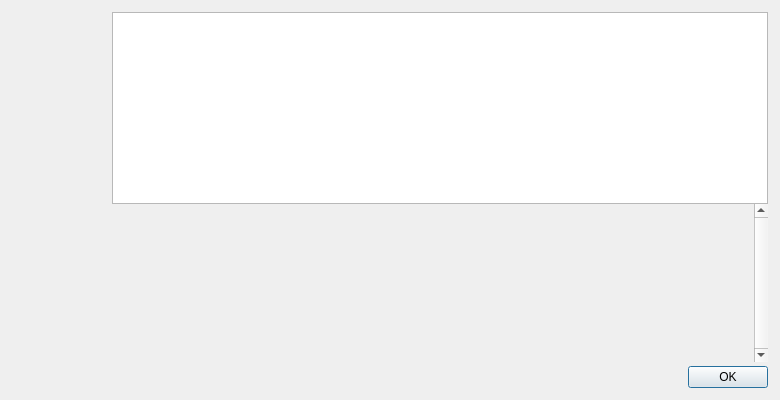
Before: the Qt Designer form src/qt/forms/helpmessagedialog.ui in 0afb0/Feathercoin, drawn with Qt 5.
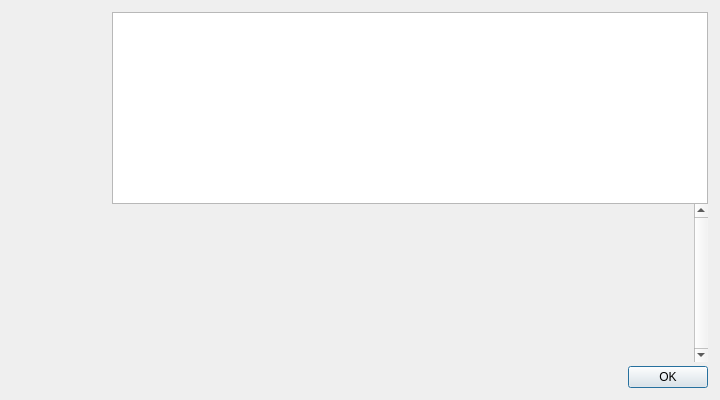
After: the same form once the commit is applied. Icons and pictures are not drawn.

Commit message: High resolution Feathercoin about Banner and UI + splashscreen tweak

Patch:
```diff
--- a/src/qt/forms/helpmessagedialog.ui
+++ b/src/qt/forms/helpmessagedialog.ui
@@ -6,7 +6,7 @@
    <rect>
     <x>0</x>
     <y>0</y>
-    <width>780</width>
+    <width>720</width>
     <height>400</height>
    </rect>
   </property>
@@ -37,7 +37,7 @@
      <property name="rightMargin">
       <number>0</number>
      </property>
-     <item alignment="Qt::AlignLeft">
+     <item>
       <widget class="QFrame" name="logospacer">
        <property name="enabled">
         <bool>true</bool>
@@ -45,13 +45,13 @@
        <property name="minimumSize">
         <size>
          <width>100</width>
-         <height>20</height>
+         <height>0</height>
         </size>
        </property>
        <property name="maximumSize">
         <size>
          <width>100</width>
-         <height>20</height>
+         <height>4</height>
         </size>
        </property>
        <property name="frameShape">
@@ -65,15 +65,15 @@
      <item>
       <widget class="QLabel" name="aboutLogo">
        <property name="sizePolicy">
-        <sizepolicy hsizetype="Preferred" vsizetype="Ignored">
+        <sizepolicy hsizetype="Fixed" vsizetype="Fixed">
          <horstretch>0</horstretch>
          <verstretch>0</verstretch>
         </sizepolicy>
        </property>
        <property name="minimumSize">
         <size>
-         <width>100</width>
-         <height>345</height>
+         <width>0</width>
+         <height>0</height>
         </size>
        </property>
        <property name="maximumSize">
@@ -99,9 +99,21 @@
     <layout class="QVBoxLayout" name="verticalLayout">
      <item>
       <widget class="QTextEdit" name="helpMessage">
+       <property name="font">
+        <font>
+         <kerning>true</kerning>
+        </font>
+       </property>
        <property name="readOnly">
         <bool>true</bool>
        </property>
+       <property name="html">
+        <string>&lt;!DOCTYPE HTML PUBLIC &quot;-//W3C//DTD HTML 4.0//EN&quot; &quot;http://www.w3.org/TR/REC-html40/strict.dtd&quot;&gt;
+&lt;html&gt;&lt;head&gt;&lt;meta name=&quot;qrichtext&quot; content=&quot;1&quot; /&gt;&lt;style type=&quot;text/css&quot;&gt;
+p, li { white-space: pre-wrap; }
+&lt;/style&gt;&lt;/head&gt;&lt;body style=&quot; font-family:'Noto Sans'; font-size:10pt; font-weight:400; font-style:normal;&quot;&gt;
+&lt;p style=&quot;-qt-paragraph-type:empty; margin-top:0px; margin-bottom:0px; margin-left:6px; margin-right:0px; -qt-block-indent:0; text-indent:0px;&quot;&gt;&lt;br /&gt;&lt;/p&gt;&lt;/body&gt;&lt;/html&gt;</string>
+       </property>
       </widget>
      </item>
      <item>
@@ -120,7 +132,7 @@
          <rect>
           <x>0</x>
           <y>0</y>
-          <width>632</width>
+          <width>572</width>
           <height>128</height>
          </rect>
         </property>
```
The commit also changes 2 other files.
